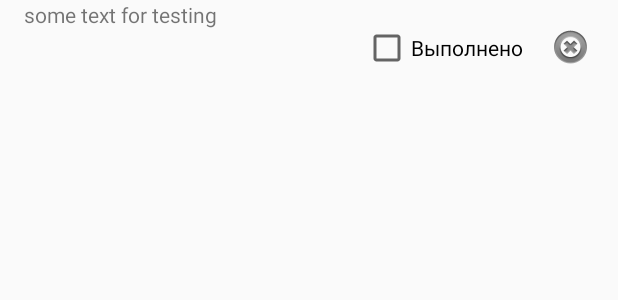
After one commit to MadMakZa/Todolist, an Android app: the layout item_note_list.xml on its own in the app's theme, with its tools: preview values and no code run, on a phone screen of 412 x 824 dp. The commit adds this screen. Shown: the top 300 px of the screen. Run offline under Robolectric (Android 15) with nearby library versions, the phone set to English and light mode, and no system bars.

Commit message:
Layout item_note_list

```diff
--- /dev/null
+++ b/app/src/main/res/layout/item_note_list.xml
@@ -0,0 +1,33 @@
+<?xml version="1.0" encoding="utf-8"?>
+<LinearLayout xmlns:android="http://schemas.android.com/apk/res/android"
+    xmlns:tools="http://schemas.android.com/tools"
+    android:orientation="horizontal"
+    android:layout_width="match_parent"
+    android:layout_height="wrap_content"
+    android:paddingLeft="16dp"
+    android:paddingRight="16dp"
+    android:gravity="center">
+
+    <TextView
+        android:id="@+id/note_text"
+        android:layout_width="0dp"
+        android:layout_height="wrap_content"
+        android:layout_weight="1"
+        android:minHeight="64dp"
+        android:layout_gravity="center_vertical"
+        tools:text="some text for testing"/>
+    <CheckBox
+        android:id="@+id/complited"
+        android:layout_width="wrap_content"
+        android:layout_height="wrap_content"
+        android:text="@string/complited"
+        android:layout_marginLeft="8dp"/>
+
+    <ImageView
+        android:id="@+id/delete"
+        android:layout_width="wrap_content"
+        android:layout_height="wrap_content"
+        android:layout_marginLeft="16dp"
+        android:src="@android:drawable/ic_notification_clear_all"/>
+
+</LinearLayout>
--- a/app/src/main/res/values/strings.xml
+++ b/app/src/main/res/values/strings.xml
@@ -5,5 +5,6 @@
     <string name="note_text">Введите текст заметки</string>
     <string name="note_details_title">Заметка</string>
     <string name="save">Сохранить</string>
+    <string name="complited">Выполнено</string>
 
 </resources>
```
